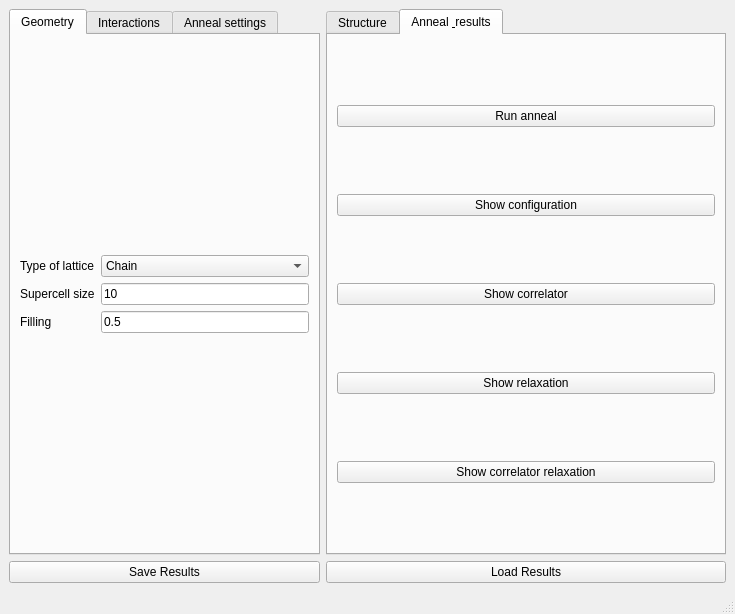
First picture: the form in interface-pyqt/latticegas/interface.ui, repository joselado/quantum-lattice, before the edit.
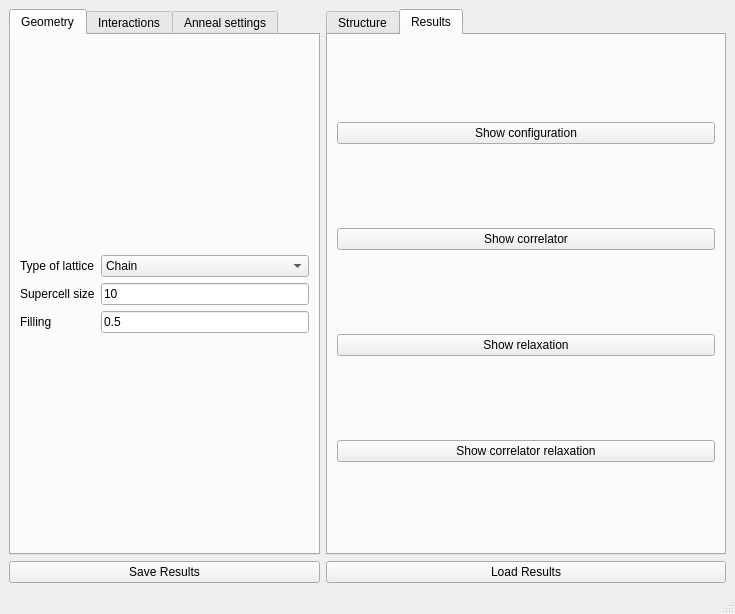
Second picture: the form after the edit. The open tabs and pages were chosen to show the change. Custom widgets are drawn as their Qt base class.

Commit message: Auto-run Lattice gas anneal on any Show click; polish correlator-relaxation panel

```diff
--- a/interface-pyqt/latticegas/interface.ui
+++ b/interface-pyqt/latticegas/interface.ui
@@ -234,16 +234,9 @@
       </widget>
       <widget class="QWidget" name="tab_anneal_results">
        <attribute name="title">
-        <string>Anneal &amp; results</string>
+        <string>Results</string>
        </attribute>
        <layout class="QVBoxLayout" name="verticalLayout_anneal_results">
-        <item>
-         <widget class="PushButton" name="run_anneal">
-          <property name="text">
-           <string>Run anneal</string>
-          </property>
-         </widget>
-        </item>
         <item>
          <widget class="PushButton" name="show_configuration">
           <property name="text">
```
The commit also changes 6 other files.
